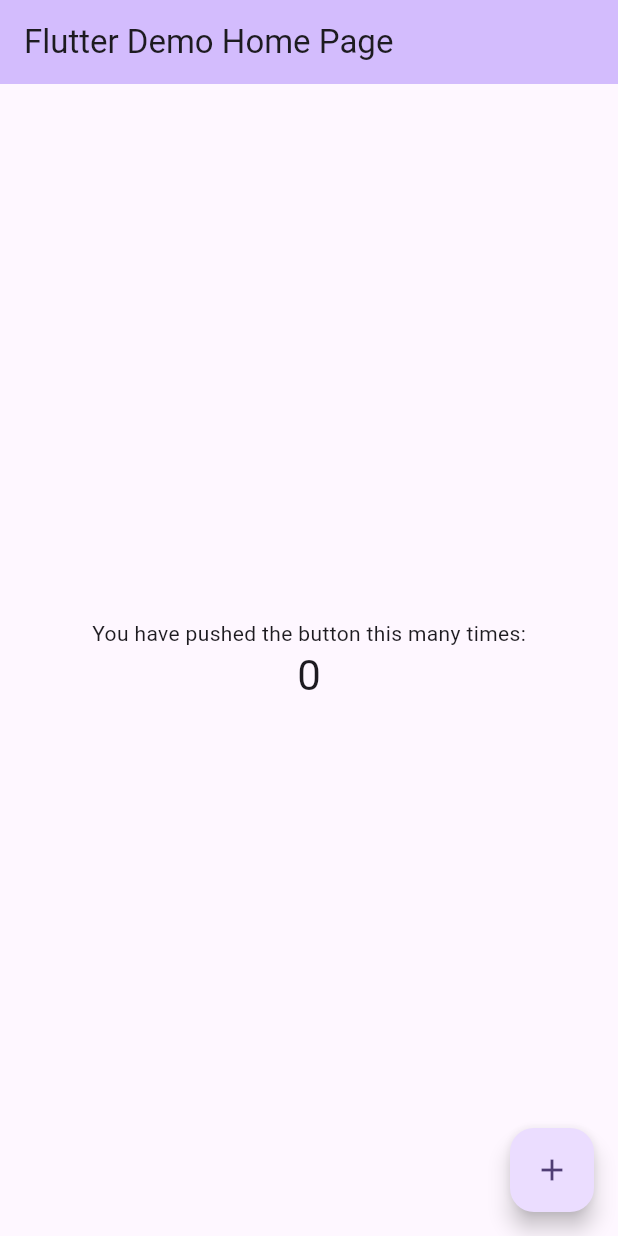
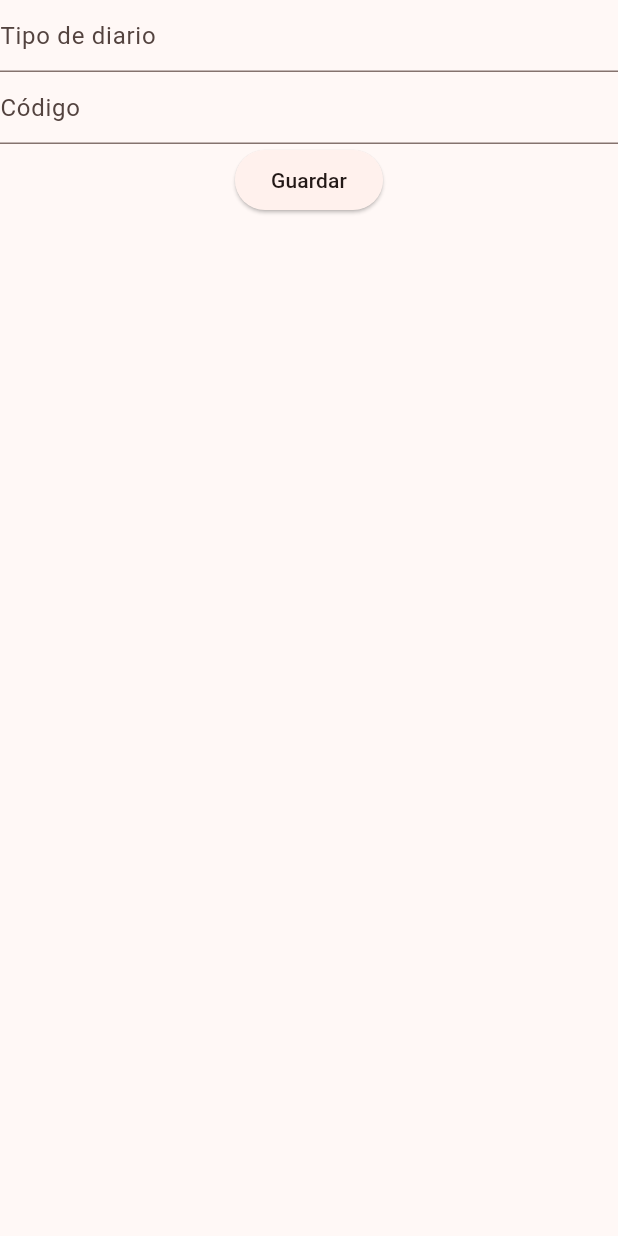
Before and after one commit to chernandez83/flutter_sqlite_app, a Flutter app: the screen it shows after launch, on a phone screen of 412 x 824 dp. Run offline on Flutter 3.47's test engine with Material 2 defaults, Android fonts, the phone set to English and light mode, and no system bars; our stand-ins replace sqflite; accounts and stored records are empty.

Commit message:
Lockscreen, form_page

```diff
--- a/lib/database/db.dart
+++ b/lib/database/db.dart
@@ -9,7 +9,7 @@ class DB {
 
   Future<Database> open() async {
     String path = join(await getDatabasesPath(), name);
-    openDatabase(
+    return openDatabase(
       path,
       version: version,
       readOnly: false,
@@ -21,7 +21,7 @@ class DB {
 }
 
 onConfigure(Database db) {
-  db.execute('PGAGMA foreign_keys = ON');
+  db.execute('PRAGMA foreign_keys = ON');
 }
 
 onCreate(Database db, int version) async {
--- a/lib/main.dart
+++ b/lib/main.dart
@@ -1,70 +1,30 @@
 import 'package:flutter/material.dart';
+import 'package:flutter_sqlite_app/modelo/diary.dart';
+import 'package:flutter_sqlite_app/widget/lockscreen.dart';
 
 void main() {
-  runApp(const MyApp());
+  runApp(MyApp());
 }
 
 class MyApp extends StatelessWidget {
-  const MyApp({super.key});
+  MyApp({super.key});
+  List<Diary> diaries = [];
 
   // This widget is the root of your application.
   @override
   Widget build(BuildContext context) {
     return MaterialApp(
+      debugShowCheckedModeBanner: false,
       title: 'Flutter Demo',
       theme: ThemeData(
-        colorScheme: ColorScheme.fromSeed(seedColor: Colors.deepPurple),
+        colorScheme: ColorScheme.fromSeed(seedColor: Colors.deepOrangeAccent),
         useMaterial3: true,
       ),
-      home: const MyHomePage(title: 'Flutter Demo Home Page'),
+      home: SafeArea(
+        child: Scaffold(
+          body: LockScreen(diaries: diaries,),
+        ),
+      ), //const MyHomePage(title: 'Flutter Demo Home Page'),
     );
   }
 }
-
-class MyHomePage extends StatefulWidget {
-  const MyHomePage({super.key, required this.title});
-
-  final String title;
-
-  @override
-  State<MyHomePage> createState() => _MyHomePageState();
-}
-
-class _MyHomePageState extends State<MyHomePage> {
-  int _counter = 0;
-
-  void _incrementCounter() {
-    setState(() {
-      _counter++;
-    });
-  }
-
-  @override
-  Widget build(BuildContext context) {
-    return Scaffold(
-      appBar: AppBar(
-        backgroundColor: Theme.of(context).colorScheme.inversePrimary,
-        title: Text(widget.title),
-      ),
-      body: Center(
-        child: Column(
-          mainAxisAlignment: MainAxisAlignment.center,
-          children: <Widget>[
-            const Text(
-              'You have pushed the button this many times:',
-            ),
-            Text(
-              '$_counter',
-              style: Theme.of(context).textTheme.headlineMedium,
-            ),
-          ],
-        ),
-      ),
-      floatingActionButton: FloatingActionButton(
-        onPressed: _incrementCounter,
-        tooltip: 'Increment',
-        child: const Icon(Icons.add),
-      ),
-    );
-  }
-}
--- a/lib/modelo/page.dart
+++ b/lib/modelo/page.dart
@@ -1,23 +1,23 @@
 import 'package:flutter_sqlite_app/database/crud.dart';
 import 'package:flutter_sqlite_app/database/db_table.dart';
 
-class Page extends CRUD {
+class DiaryPage extends CRUD {
   int? id;
   String date;
   String title;
   String content;
   String diaryId;
 
-  Page({this.id, this.date='', this.title='', this.content='', this.diaryId=''}):super(DBTable.PAGE);
+  DiaryPage({this.id, this.date='', this.title='', this.content='', this.diaryId=''}):super(DBTable.PAGE);
 
-  factory Page.toObject(Map<dynamic, dynamic> data) {
-    return (data != null) ? Page(
+  factory DiaryPage.toObject(Map<dynamic, dynamic> data) {
+    return (data != null) ? DiaryPage(
       id: data['id'],
       date: data['date'],
       title: data['title'],
       content: data['content'],
       diaryId: data['diaryId']
-    ) : Page();
+    ) : DiaryPage();
   }
 
   Map<String, dynamic> toMap() {
@@ -31,6 +31,6 @@ class Page extends CRUD {
   }
 
   getList(parsed) {
-    return (parsed as List).map((map) => Page.toObject(map)).toList();
+    return (parsed as List).map((map) => DiaryPage.toObject(map)).toList();
   }
 }
--- /dev/null
+++ b/lib/widget/lockscreen.dart
@@ -0,0 +1,96 @@
+import 'package:flutter/material.dart';
+import 'package:flutter_sqlite_app/modelo/diary.dart';
+
+class LockScreen extends StatefulWidget {
+  List<Diary> diaries;
+  LockScreen({required this.diaries, super.key});
+
+  @override
+  State<StatefulWidget> createState() => LockScreenState(diaries: diaries);
+
+}
+
+class LockScreenState extends State<LockScreen> {
+  List<Diary> diaries;
+  LockScreenState({required this.diaries});
+
+  bool isNewDiary = false;
+  Diary? dropDownValue = Diary();
+  TextEditingController ctrlType = TextEditingController();
+  TextEditingController ctrlCode = TextEditingController();
+
+  @override
+  void initState() {
+    super.initState();
+    isNewDiary =  diaries.isEmpty;
+    if(!isNewDiary) {
+      dropDownValue = diaries[0];
+    }
+  }
+
+  @override
+  Widget build(BuildContext context) {
+    return Center(
+      child: Column(
+        children: [
+          Visibility(
+            visible: !isNewDiary,
+            child: dropDownButton(),
+          ),
+          Visibility(
+            visible: isNewDiary,
+            child: TextFormField(
+              decoration: InputDecoration(
+                hintText: 'Tipo de diario',
+              ),
+              keyboardType: TextInputType.text,
+              controller: ctrlType,
+            ),
+          ),
+          TextFormField(
+            decoration: InputDecoration(
+              hintText: 'Código',
+            ),
+            keyboardType: TextInputType.text,
+            obscureText: true,
+            controller: ctrlCode,
+          ),
+          ElevatedButton(
+            onPressed: isNewDiary ? save : unlock,
+            child: Text(
+              isNewDiary ? 'Guardar' : 'Desbloquear',
+              style: Theme.of(context).textTheme.titleSmall,
+            ),
+          ),
+        ],
+      ),
+    );
+  }
+
+  dropDownButton() {
+    return DropdownButton<Diary>(
+      onChanged: (value) => onChangedDiary(value),
+      value: dropDownValue,
+      icon: const Icon(Icons.arrow_drop_down),
+      items: diaries!.map<DropdownMenuItem<Diary>>((Diary value) {
+        return DropdownMenuItem<Diary>(
+          value: value,
+          child: Text(
+            value.type,
+          ),
+        );
+      }).toList(),
+    );
+  }
+
+  save() {}
+
+  unlock() {}
+
+  onChangedDiary(Diary? diary) {
+    setState(() {
+      dropDownValue = diary;
+    });
+  }
+
+}
```
Also changed, not shown: lib/pages/form_page.dart (added, +80 -0 lines), lib/pages/home_page.dart (added, +49 -0 lines), 15 other files.
